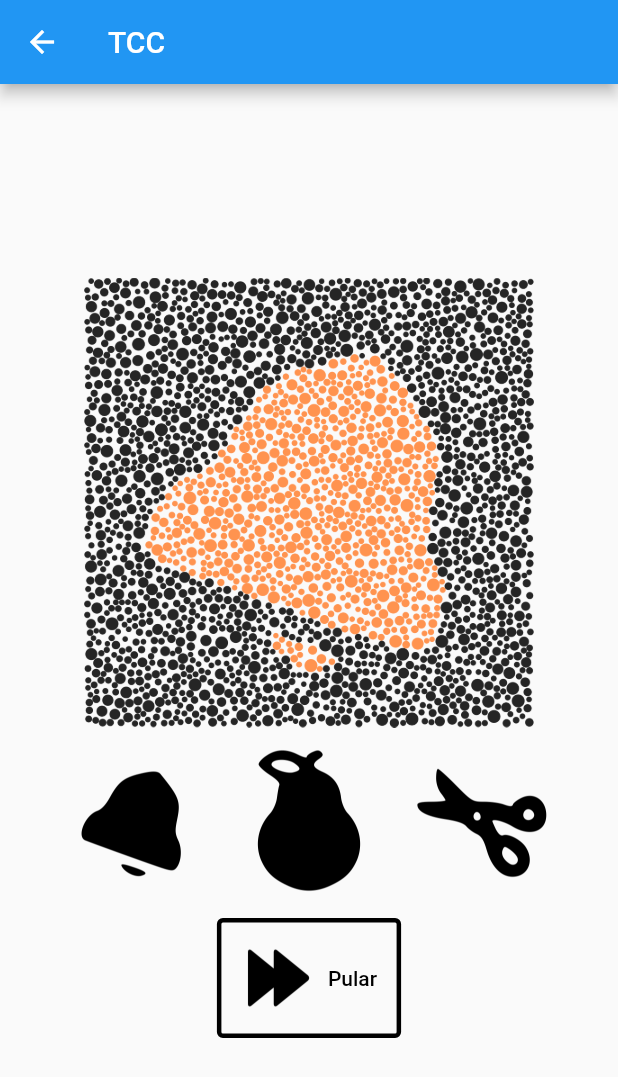
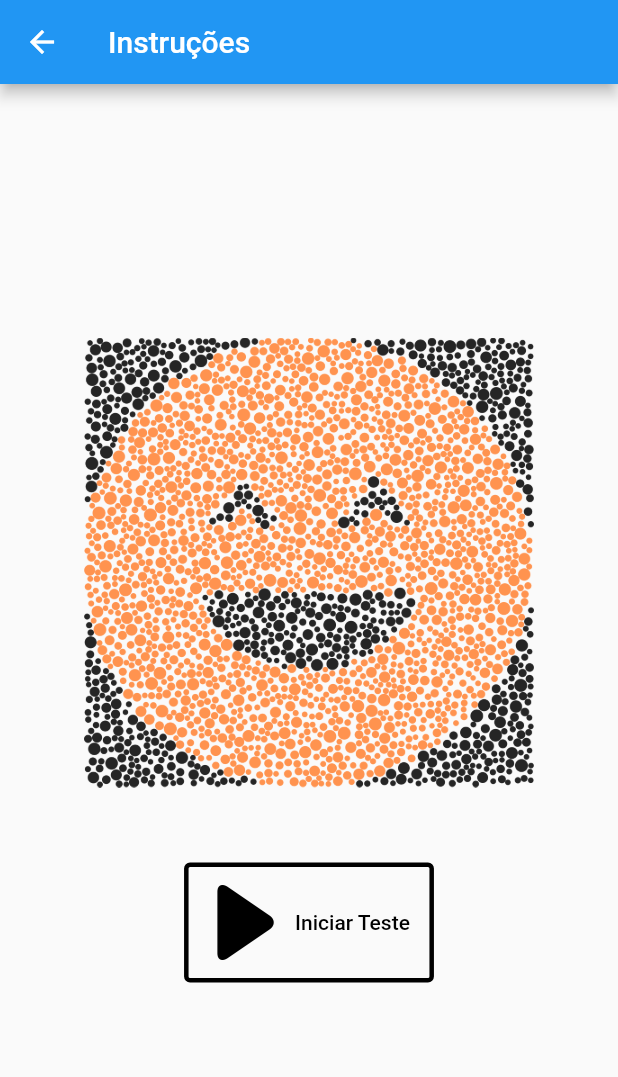
Before and after one commit to BrenoAroCos/TCC, a Flutter app: the screen it shows after launch, after a tap on "Iniciar Teste", on a phone screen of 412 x 824 dp. Shown: the top 1077 px of the screen. Run offline on Flutter 3.47's test engine with Material 2 defaults, Android fonts, the phone set to English and light mode, and no system bars; our stand-ins replace flutter_bloc.

Commit message:
created tutorial page

```diff
--- /dev/null
+++ b/lib/intro_page.dart
@@ -0,0 +1,64 @@
+import 'package:flutter/cupertino.dart';
+import 'package:flutter/material.dart';
+import 'package:flutter_bloc/flutter_bloc.dart';
+import 'package:tcc/test_page.dart';
+import 'package:tcc/teste_bloc.dart';
+import 'package:tcc/tutorial_page.dart';
+
+import 'app_images.dart';
+
+class IntroPage extends StatefulWidget {
+  const IntroPage({Key? key, required this.title}) : super(key: key);
+
+  final String title;
+
+  @override
+  State<IntroPage> createState() => _IntroPageState();
+}
+
+class _IntroPageState extends State<IntroPage> {
+  @override
+  Widget build(BuildContext context) {
+    return Scaffold(
+        body: Align(
+          alignment: AlignmentDirectional.center,
+          child: Column(
+            mainAxisSize: MainAxisSize.min,
+            children: [
+              Image.asset(
+                AppImages.appIcon,
+                height: 300,
+                width: 300,
+              ),
+              const SizedBox(
+                height: 50,
+              ),
+              SizedBox(
+                  height: 80,
+                  child: OutlinedButton.icon(
+                    onPressed: () {
+                      Navigator.push(context,
+                          MaterialPageRoute(builder: (context) {
+                        return TutorialPage();
+                      }));
+                    },
+                    icon:
+                        Image.asset(AppImages.playIcon, width: 50, height: 50),
+                    label: const Text(
+                      "Iniciar Teste",
+                      style: TextStyle(color: Colors.black),
+                    ),
+                    style: ButtonStyle(
+                        side: MaterialStateProperty.all(const BorderSide(
+                            color: Colors.black,
+                            width: 3.0,
+                            style: BorderStyle.solid))),
+                  )),
+            ],
+          ),
+        ),
+        appBar: AppBar(
+          title: Text(widget.title),
+        ));
+  }
+}
--- a/lib/main.dart
+++ b/lib/main.dart
@@ -3,6 +3,7 @@ import 'package:flutter_bloc/flutter_bloc.dart';
 import 'package:tcc/app_images.dart';
 import 'package:tcc/teste_bloc.dart';
 
+import 'intro_page.dart';
 import 'test_page.dart';
 
 void main() {
@@ -25,61 +26,3 @@ class MyApp extends StatelessWidget {
     );
   }
 }
-
-class IntroPage extends StatefulWidget {
-  const IntroPage({Key? key, required this.title}) : super(key: key);
-
-  final String title;
-
-  @override
-  State<IntroPage> createState() => _IntroPageState();
-}
-
-class _IntroPageState extends State<IntroPage> {
-  @override
-  Widget build(BuildContext context) {
-    return Scaffold(
-        body: Align(
-          alignment: AlignmentDirectional.center,
-          child: Column(
-            mainAxisSize: MainAxisSize.min,
-            children: [
-              Image.asset(
-                AppImages.appIcon,
-                height: 300,
-                width: 300,
-              ),
-              const SizedBox(
-                height: 50,
-              ),
-              SizedBox(
-                  height: 80,
-                  child: OutlinedButton.icon(
-                    onPressed: () {
-                      Navigator.push(context,
-                          MaterialPageRoute(builder: (context) {
-                        return BlocProvider<TesteBloc>(
-                            create: (context) => TesteBloc(),
-                            child: const TestPage(title: 'TCC'));
-                      }));
-                    },
-                    icon:
-                        Image.asset(AppImages.playIcon, width: 50, height: 50),
-                    label: const Text(
-                      "Iniciar Teste",
-                      style: TextStyle(color: Colors.black),
-                    ),
-                    style: ButtonStyle(
-                        side: MaterialStateProperty.all(const BorderSide(
-                            color: Colors.black,
-                            width: 3.0,
-                            style: BorderStyle.solid))),
-                  )),
-            ],
-          ),
-        ),
-        appBar: AppBar(
-          title: Text(widget.title),
-        ));
-  }
-}
--- /dev/null
+++ b/lib/tutorial_page.dart
@@ -0,0 +1,63 @@
+import 'package:flutter/cupertino.dart';
+import 'package:flutter/material.dart';
+import 'package:flutter_bloc/flutter_bloc.dart';
+import 'package:tcc/test_page.dart';
+import 'package:tcc/teste_bloc.dart';
+
+import 'app_images.dart';
+
+class TutorialPage extends StatefulWidget {
+  const TutorialPage({Key? key}) : super(key: key);
+
+  @override
+  State<TutorialPage> createState() => _TutorialPageState();
+}
+
+class _TutorialPageState extends State<TutorialPage> {
+  @override
+  Widget build(BuildContext context) {
+    return Scaffold(
+        body: Align(
+          alignment: AlignmentDirectional.center,
+          child: Column(
+            mainAxisSize: MainAxisSize.min,
+            children: [
+              Image.asset(
+                AppImages.appIcon,
+                height: 300,
+                width: 300,
+              ),
+              const SizedBox(
+                height: 50,
+              ),
+              SizedBox(
+                  height: 80,
+                  child: OutlinedButton.icon(
+                    onPressed: () {
+                      Navigator.push(context,
+                          MaterialPageRoute(builder: (context) {
+                        return BlocProvider<TesteBloc>(
+                            create: (context) => TesteBloc(),
+                            child: const TestPage(title: 'TCC'));
+                      }));
+                    },
+                    icon:
+                        Image.asset(AppImages.playIcon, width: 50, height: 50),
+                    label: const Text(
+                      "Iniciar Teste",
+                      style: TextStyle(color: Colors.black),
+                    ),
+                    style: ButtonStyle(
+                        side: MaterialStateProperty.all(const BorderSide(
+                            color: Colors.black,
+                            width: 3.0,
+                            style: BorderStyle.solid))),
+                  )),
+            ],
+          ),
+        ),
+        appBar: AppBar(
+          title: Text("Instruções"),
+        ));
+  }
+}
```
